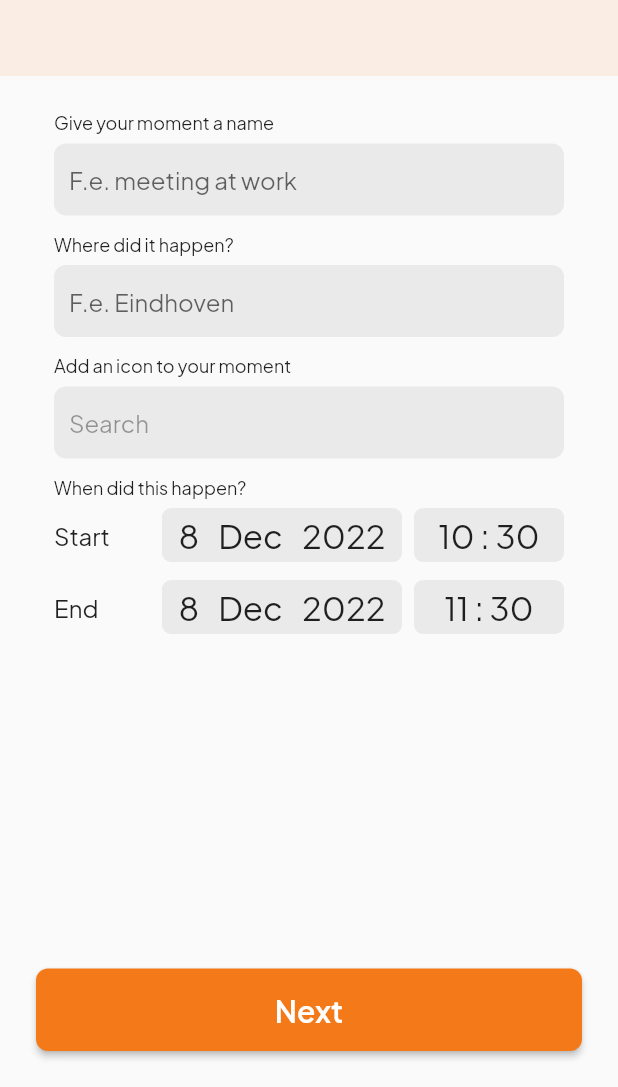
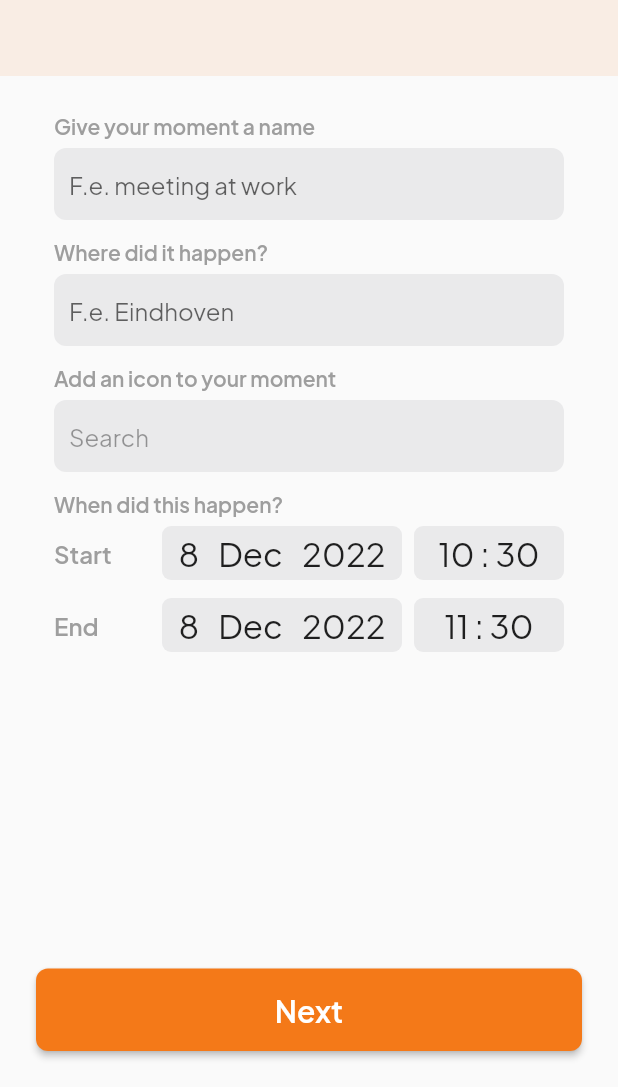
Before and after one commit to dirkzon/Moodlet, a Flutter app: the AddMomentScreen screen opened directly, on a phone screen of 412 x 824 dp, the part 149-1236 px from its top. Run offline on Flutter 3.47's test engine with Material 2 defaults, Android fonts, the phone set to English and light mode, and no system bars; our stand-ins replace charts_flutter, flutter_blue, hive, hive_flutter; accounts and stored records are empty.

Commit message:
Worked on responsiveness and saving moments to Hive

```diff
--- a/lib/comms/hive/models/hiveMoment.dart
+++ b/lib/comms/hive/models/hiveMoment.dart
@@ -29,13 +29,13 @@ class HiveMoment extends HiveObject {
   String location;
 
   @HiveField(4)
-  Pleasure? pleasure;
+  int pleasure;
 
   @HiveField(5)
-  Arousal? arousal;
+  int arousal;
 
   @HiveField(6)
-  Dominance? dominance;
+  int dominance;
 
   @HiveField(7)
   String additionalNotes;
--- a/lib/pages/moment/add_moment_screen.dart
+++ b/lib/pages/moment/add_moment_screen.dart
@@ -33,8 +33,8 @@ class AddMomentScreen extends StatelessWidget {
                 color: Colors.black,
               ),
               onPressed: () {
+                manager.clearMoment();
                 Navigator.of(context).popUntil((route) => route.isFirst);
-                // do something
               },
             )
           ],
@@ -53,7 +53,9 @@ class AddMomentScreen extends StatelessWidget {
                             'Give your moment a name',
                             textAlign: TextAlign.left,
                             style: TextStyle(
-                                fontWeight: FontWeight.w400, fontSize: 12),
+                                fontWeight: FontWeight.w600,
+                                fontSize: 14,
+                                color: Colors.grey),
                           ),
                           SizedBox(height: 6),
                           SizedBox(
@@ -69,7 +71,9 @@ class AddMomentScreen extends StatelessWidget {
                           SizedBox(height: 12),
                           Text('Where did it happen?',
                               style: TextStyle(
-                                  fontWeight: FontWeight.w400, fontSize: 12)),
+                                  fontWeight: FontWeight.w600,
+                                  fontSize: 14,
+                                  color: Colors.grey)),
                           SizedBox(height: 6),
                           SizedBox(
                               width: 340,
@@ -86,7 +90,9 @@ class AddMomentScreen extends StatelessWidget {
                           SizedBox(height: 12),
                           Text('Add an icon to your moment',
                               style: TextStyle(
-                                  fontWeight: FontWeight.w400, fontSize: 12)),
+                                  fontWeight: FontWeight.w600,
+                                  fontSize: 14,
+                                  color: Colors.grey)),
                           SizedBox(height: 6),
                           SizedBox(
                               width: 340,
@@ -101,12 +107,17 @@ class AddMomentScreen extends StatelessWidget {
                           SizedBox(height: 12),
                           Text('When did this happen?',
                               style: TextStyle(
-                                  fontWeight: FontWeight.w400, fontSize: 12)),
+                                  fontWeight: FontWeight.w600,
+                                  fontSize: 14,
+                                  color: Colors.grey)),
                           SizedBox(height: 6),
                           SizedBox(
                               width: 340,
                               child: Row(children: [
-                                Text('Start'),
+                                Text('Start',
+                                    style: TextStyle(
+                                        fontWeight: FontWeight.w600,
+                                        color: Colors.grey)),
                                 Spacer(),
                                 DateTimeSelector(
                                   initialValue: manager.startDate,
@@ -119,7 +130,12 @@ class AddMomentScreen extends StatelessWidget {
                           SizedBox(
                               width: 340,
                               child: Row(children: [
-                                Text('End'),
+                                Text(
+                                  'End',
+                                  style: TextStyle(
+                                      fontWeight: FontWeight.w600,
+                                      color: Colors.grey),
+                                ),
                                 Spacer(),
                                 DateTimeSelector(
                                   initialValue: manager.endDate,
@@ -143,7 +159,9 @@ class AddMomentScreen extends StatelessWidget {
                       builder: ((context) =>
                           const AddFeelingToMomentScreen()))),
             },
-            child: Row(children: [Spacer(), const Text('Next'), Spacer()]),
+            child: Row(
+                mainAxisAlignment: MainAxisAlignment.center,
+                children: [const Text('Next')]),
           ),
         ));
   }
```
Also changed, not shown: lib/pages/moment/add_feeling_to_moment_screen.dart (+54 -7 lines), lib/pages/moment/add_notes_to_moment_screen.dart (+10 -6 lines), lib/comms/hive/models/hiveMoment.g.dart.
